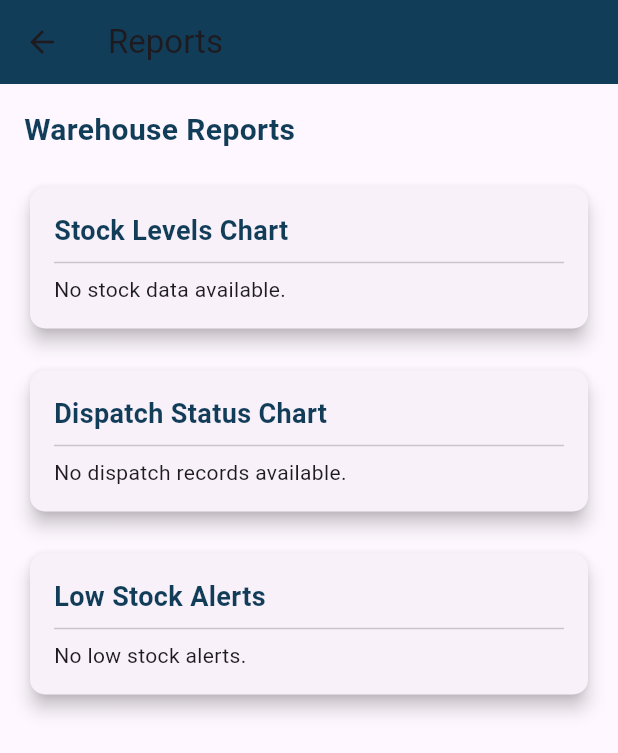
After one commit to 07alizaa/stock_data_hub, a Flutter app: the ReportPage screen opened directly, on a phone screen of 412 x 824 dp. The commit adds this screen. Shown: the top 753 px of the screen. Run offline on Flutter 3.47's test engine with Material 3 defaults, Android fonts, the phone set to English and light mode, and no system bars; our stand-ins replace cloud_firestore, firebase_auth, firebase_core, firebase_database, fl_chart, shared_preferences; missing offline and left inert: mailer; accounts and stored records are empty.

Commit message:
Made the report page functional of warehouse and added dependency for showing graph

```diff
--- a/lib/WareHousePages/MainDashboard.dart
+++ b/lib/WareHousePages/MainDashboard.dart
@@ -3,6 +3,7 @@ import 'package:flutter/material.dart';
 // Import other pages
 import 'package:stock_data_hub/DashboardOverview/DashboardOverviewScreen.dart';
 import 'AlertsNotificationScreen.dart';
+import 'WReports.dart';
 
 import 'TaskManagementScreen.dart';
 import 'DemandForecastScreen.dart';
@@ -74,6 +75,13 @@ class _MainDashboardState extends State<MainDashboard> {
               screen: TaskManagementScreen(),
             ),
 
+            _buildNavigationTile(
+              context,
+              icon: Icons.task,
+              title: 'Reports',
+              screen: ReportPage(),
+            ),
+
 
             // History
             _buildNavigationTile(
--- /dev/null
+++ b/lib/WareHousePages/WReports.dart
@@ -0,0 +1,228 @@
+import 'package:flutter/material.dart';
+import 'package:cloud_firestore/cloud_firestore.dart';
+import 'package:fl_chart/fl_chart.dart';
+
+class ReportPage extends StatefulWidget {
+  const ReportPage({super.key});
+
+  @override
+  State<ReportPage> createState() => _ReportPageState();
+}
+
+class _ReportPageState extends State<ReportPage> {
+  final FirebaseFirestore _firestore = FirebaseFirestore.instance;
+
+  @override
+  Widget build(BuildContext context) {
+    return Scaffold(
+      appBar: AppBar(
+        title: const Text('Reports'),
+        backgroundColor: const Color(0xFF123D59),
+      ),
+      body: Padding(
+        padding: const EdgeInsets.all(16.0),
+        child: ListView(
+          children: [
+            const Text(
+              'Warehouse Reports',
+              style: TextStyle(
+                fontSize: 20,
+                fontWeight: FontWeight.bold,
+                color: Color(0xFF123D59),
+              ),
+            ),
+            const SizedBox(height: 20),
+            _buildStockLevelsChart(),
+            const SizedBox(height: 20),
+            _buildDispatchStatusChart(),
+            const SizedBox(height: 20),
+            _buildLowStockList(),
+          ],
+        ),
+      ),
+    );
+  }
+
+  Widget _buildStockLevelsChart() {
+    return StreamBuilder<QuerySnapshot>(
+      stream: _firestore.collection('products').snapshots(),
+      builder: (context, snapshot) {
+        if (snapshot.connectionState == ConnectionState.waiting) {
+          return const Center(child: CircularProgressIndicator());
+        }
+
+        if (!snapshot.hasData || snapshot.data!.docs.isEmpty) {
+          return _buildReportCard(
+            title: 'Stock Levels Chart',
+            content: const Text('No stock data available.'),
+          );
+        }
+
+        final products = snapshot.data!.docs.map((doc) {
+          return {
+            'name': doc['name'] ?? 'Unknown',
+            'quantity': doc['quantity'] ?? 0,
+          };
+        }).toList();
+
+        final barGroups = products.asMap().entries.map((entry) {
+          return BarChartGroupData(
+            x: entry.key,
+            barRods: [
+              BarChartRodData(
+                toY: (entry.value['quantity'] ?? 0).toDouble(),
+                color: Colors.blue,
+              ),
+            ],
+            showingTooltipIndicators: [0],
+          );
+        }).toList();
+
+        return _buildReportCard(
+          title: 'Stock Levels Chart',
+          content: SizedBox(
+            height: 200,
+            child: BarChart(
+              BarChartData(
+                barGroups: barGroups,
+                titlesData: FlTitlesData(
+                  leftTitles: AxisTitles(
+                    sideTitles: SideTitles(showTitles: true),
+                  ),
+                  bottomTitles: AxisTitles(
+                    sideTitles: SideTitles(
+                      showTitles: true,
+                      getTitlesWidget: (value, meta) {
+                        final index = value.toInt();
+                        if (index >= 0 && index < products.length) {
+                          return Text(products[index]['name']);
+                        }
+                        return const SizedBox.shrink();
+                      },
+                    ),
+                  ),
+                ),
+                borderData: FlBorderData(show: true),
+                barTouchData: BarTouchData(enabled: true),
+              ),
+            ),
+          ),
+        );
+      },
+    );
+  }
+
+  Widget _buildDispatchStatusChart() {
+    return StreamBuilder<QuerySnapshot>(
+      stream: _firestore.collection('dispatchRecords').snapshots(),
+      builder: (context, snapshot) {
+        if (snapshot.connectionState == ConnectionState.waiting) {
+          return const Center(child: CircularProgressIndicator());
+        }
+
+        if (!snapshot.hasData || snapshot.data!.docs.isEmpty) {
+          return _buildReportCard(
+            title: 'Dispatch Status Chart',
+            content: const Text('No dispatch records available.'),
+          );
+        }
+
+        final records = snapshot.data!.docs.map((doc) {
+          return doc['status'] ?? 'Pending';
+        }).toList();
+
+        final statusCounts = <String, int>{};
+        for (var status in records) {
+          statusCounts[status] = (statusCounts[status] ?? 0) + 1;
+        }
+
+        final pieSections = statusCounts.entries.map((entry) {
+          return PieChartSectionData(
+            value: entry.value.toDouble(),
+            title: '${entry.key}: ${entry.value}',
+            color: entry.key == 'Completed' ? Colors.green : Colors.orange,
+          );
+        }).toList();
+
+        return _buildReportCard(
+          title: 'Dispatch Status Chart',
+          content: SizedBox(
+            height: 200,
+            child: PieChart(
+              PieChartData(
+                sections: pieSections,
+                centerSpaceRadius: 40,
+                sectionsSpace: 2,
+              ),
+            ),
+          ),
+        );
+      },
+    );
+  }
+
+  Widget _buildLowStockList() {
+    return StreamBuilder<QuerySnapshot>(
+      stream: _firestore
+          .collection('products')
+          .where('quantity', isLessThan: 10) // Threshold for low stock
+          .snapshots(),
+      builder: (context, snapshot) {
+        if (snapshot.connectionState == ConnectionState.waiting) {
+          return const Center(child: CircularProgressIndicator());
+        }
+
+        if (!snapshot.hasData || snapshot.data!.docs.isEmpty) {
+          return _buildReportCard(
+            title: 'Low Stock Alerts',
+            content: const Text('No low stock alerts.'),
+          );
+        }
+
+        final lowStockProducts = snapshot.data!.docs.map((doc) {
+          return {
+            'name': doc['name'] ?? 'Unknown',
+            'quantity': doc['quantity'] ?? 0,
+          };
+        }).toList();
+
+        return _buildReportCard(
+          title: 'Low Stock Alerts',
+          content: Column(
+            children: lowStockProducts.map((product) {
+              return ListTile(
+                title: Text(product['name']),
+                subtitle: Text('Quantity: ${product['quantity']}'),
+              );
+            }).toList(),
+          ),
+        );
+      },
+    );
+  }
+
+  Widget _buildReportCard({required String title, required Widget content}) {
+    return Card(
+      shape: RoundedRectangleBorder(borderRadius: BorderRadius.circular(10)),
+      elevation: 5,
+      child: Padding(
+        padding: const EdgeInsets.all(16.0),
+        child: Column(
+          crossAxisAlignment: CrossAxisAlignment.start,
+          children: [
+            Text(
+              title,
+              style: const TextStyle(
+                fontSize: 18,
+                fontWeight: FontWeight.bold,
+                color: Color(0xFF123D59),
+              ),
+            ),
+            const Divider(),
+            content,
+          ],
+        ),
+      ),
+    );
+  }
+}
--- a/pubspec.yaml
+++ b/pubspec.yaml
@@ -15,6 +15,8 @@ dependencies:
   mailer: ^6.0.0
   cupertino_icons: ^1.0.8
   firebase_core: ^3.0.0
+  fl_chart: ^0.69.2
+
 
   cloud_firestore: ^5.0.0
   shared_preferences:
```
Also changed, not shown: pubspec.lock.
